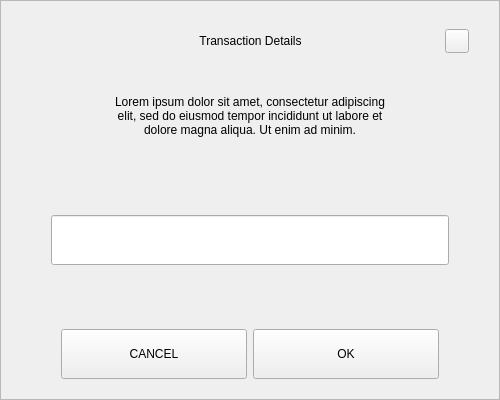
Before: the Qt Designer form src/qt/pivx/forms/sendchangeaddressdialog.ui in afghany/castletmp, drawn with Qt 5.
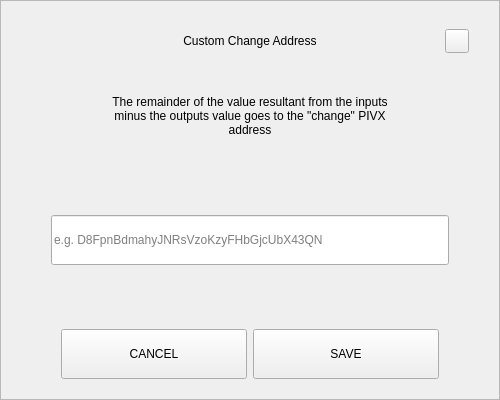
After: the same form once the commit is applied.

Patch:
```diff
--- a/src/qt/pivx/forms/sendchangeaddressdialog.ui
+++ b/src/qt/pivx/forms/sendchangeaddressdialog.ui
@@ -92,7 +92,7 @@
            <string notr="true">padding-left:24px;</string>
           </property>
           <property name="text">
-           <string>Transaction Details</string>
+           <string>Custom Change Address</string>
           </property>
           <property name="alignment">
            <set>Qt::AlignCenter</set>
@@ -164,7 +164,7 @@
          </size>
         </property>
         <property name="text">
-         <string>Lorem ipsum dolor sit amet, consectetur adipiscing elit, sed do eiusmod tempor incididunt ut labore et dolore magna aliqua. Ut enim ad minim.</string>
+         <string>The remainder of the value resultant from the inputs minus the outputs value goes to the &quot;change&quot; PIVX address</string>
         </property>
         <property name="alignment">
          <set>Qt::AlignCenter</set>
@@ -206,6 +206,9 @@
             <height>50</height>
            </size>
           </property>
+          <property name="placeholderText">
+           <string notr="true">e.g. D8FpnBdmahyJNRsVzoKzyFHbGjcUbX43QN</string>
+          </property>
          </widget>
         </item>
        </layout>
@@ -262,7 +265,7 @@
            <enum>Qt::NoFocus</enum>
           </property>
           <property name="text">
-           <string>OK</string>
+           <string>SAVE</string>
           </property>
          </widget>
         </item>
```
